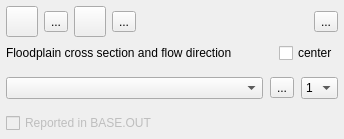
The window that flo2d/ui/fpxsec_editor.ui (FLO-2DSoftware/qgis-flo-2d-plugin) describes before a commit, drawn with Qt 5.
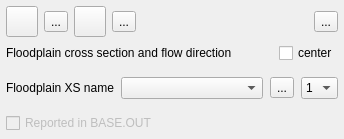
The same window after the commit. Icons and pictures are not drawn.

Commit message: Continuation of work on infiltration editor.

Patch:
```diff
--- a/flo2d/ui/fpxsec_editor.ui
+++ b/flo2d/ui/fpxsec_editor.ui
@@ -218,6 +218,13 @@
         <property name="bottomMargin">
          <number>0</number>
         </property>
+        <item>
+         <widget class="QLabel" name="label">
+          <property name="text">
+           <string>Floodplain XS name</string>
+          </property>
+         </widget>
+        </item>
         <item>
          <widget class="QComboBox" name="fpxs_cbo">
           <property name="sizePolicy">
```
The commit also changes 5 other files.
